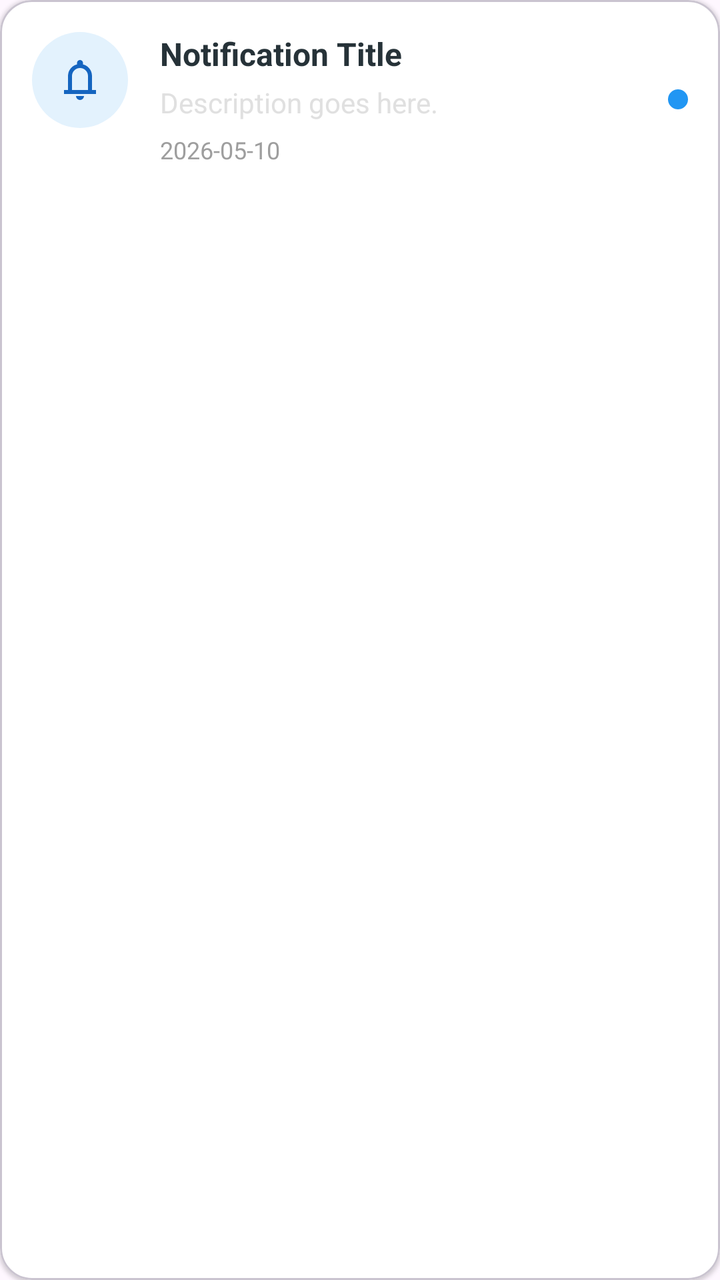
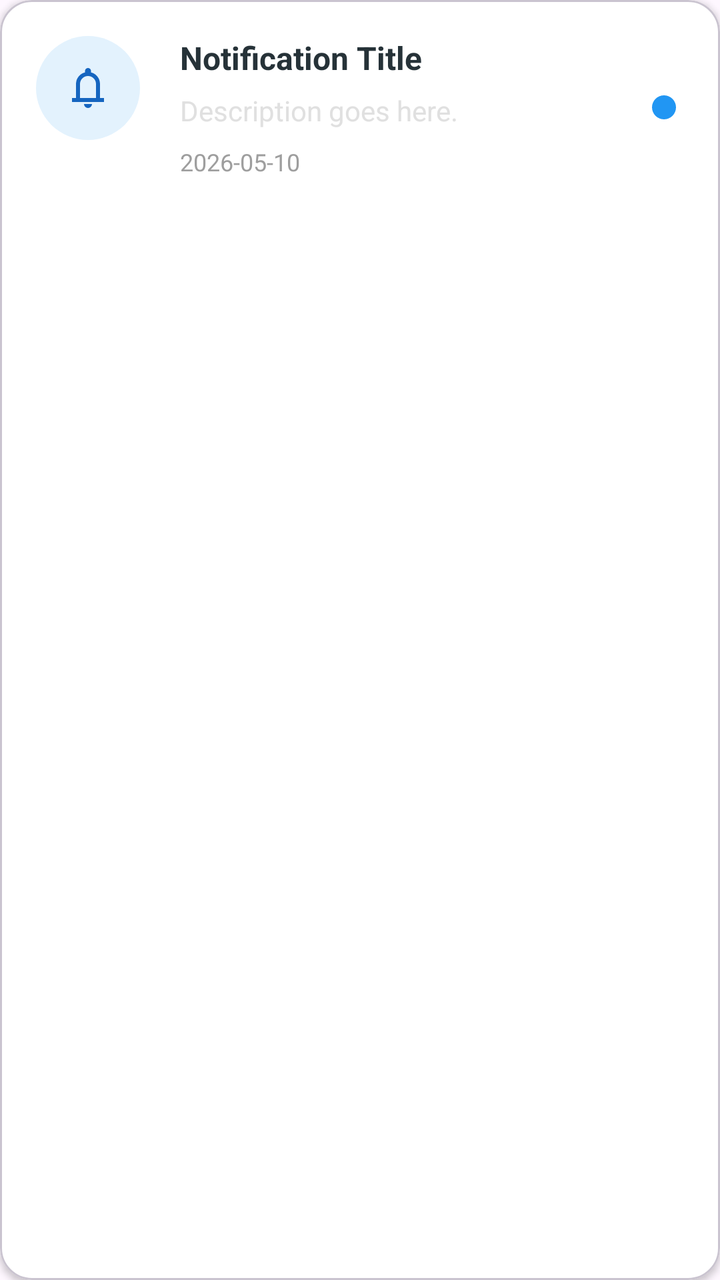

Before-and-after screenshots of an Android layout around one commit, followed by the original layout XML and the change that was made.
<!-- AndroidManifest.xml: application theme Theme.Mobicare -->
<!-- res/layout/item_notification_card.xml -->
<?xml version="1.0" encoding="utf-8"?>
<com.google.android.material.card.MaterialCardView xmlns:android="http://schemas.android.com/apk/res/android"
    xmlns:app="http://schemas.android.com/apk/res-auto"
    android:layout_width="match_parent"
    android:layout_height="wrap_content"
    android:layout_marginBottom="12dp"
    app:cardBackgroundColor="@android:color/white"
    app:cardCornerRadius="16dp"
    app:cardElevation="1dp">

    <androidx.constraintlayout.widget.ConstraintLayout
        android:layout_width="match_parent"
        android:layout_height="wrap_content"
        android:padding="16dp">

        <ImageView
            android:id="@+id/ivNotifIcon"
            android:layout_width="48dp"
            android:layout_height="48dp"
            android:background="@drawable/circle_light_blue"
            android:padding="12dp"
            android:src="@drawable/ic_notifications"
            app:layout_constraintStart_toStartOf="parent"
            app:layout_constraintTop_toTopOf="parent"
            app:tint="@color/trust_blue" />

        <LinearLayout
            android:layout_width="0dp"
            android:layout_height="wrap_content"
            android:layout_marginStart="16dp"
            android:layout_marginEnd="8dp"
            android:orientation="vertical"
            app:layout_constraintEnd_toStartOf="@+id/ivUnreadDot"
            app:layout_constraintStart_toEndOf="@+id/ivNotifIcon"
            app:layout_constraintTop_toTopOf="parent">

            <TextView
                android:id="@+id/tvNotifTitle"
                android:layout_width="wrap_content"
                android:layout_height="wrap_content"
                android:text="Notification Title"
                android:textColor="@color/slate_navy"
                android:textSize="16sp"
                android:textStyle="bold" />

            <TextView
                android:id="@+id/tvNotifDesc"
                android:layout_width="wrap_content"
                android:layout_height="wrap_content"
                android:layout_marginTop="4dp"
                android:text="Description goes here."
                android:textColor="@color/cool_grey"
                android:textSize="14sp" />

            <TextView
                android:id="@+id/tvNotifDate"
                android:layout_width="wrap_content"
                android:layout_height="wrap_content"
                android:layout_marginTop="6dp"
                android:text="2026-05-10"
                android:textColor="#9E9E9E"
                android:textSize="12sp" />
        </LinearLayout>

        <View
            android:id="@+id/ivUnreadDot"
            android:layout_width="10dp"
            android:layout_height="10dp"
            android:background="@drawable/badge_blue_light"
            android:backgroundTint="#2196F3"
            app:layout_constraintBottom_toBottomOf="parent"
            app:layout_constraintEnd_toEndOf="parent"
            app:layout_constraintTop_toTopOf="parent" />

    </androidx.constraintlayout.widget.ConstraintLayout>
</com.google.android.material.card.MaterialCardView>
<!-- resources referenced by this layout -->
<resources>
  <color name="cool_grey">#E0E0E0</color>
  <color name="slate_navy">#263238</color>
  <color name="trust_blue">#1565C0</color>
  <!-- drawable badge_blue_light (drawable) -->
  <?xml version="1.0" encoding="utf-8"?>
  <shape xmlns:android="http://schemas.android.com/apk/res/android">
      <solid android:color="#E3F2FD"/> <corners android:radius="8dp"/>  </shape>
  <!-- drawable circle_light_blue (drawable) -->
  <?xml version="1.0" encoding="utf-8"?>
  <shape xmlns:android="http://schemas.android.com/apk/res/android"
      android:shape="oval">
      <solid android:color="#E3F2FD" />
  </shape>
  <!-- drawable ic_notifications (drawable) -->
  <vector xmlns:android="http://schemas.android.com/apk/res/android" android:height="24dp" android:tint="#000000" android:viewportHeight="960" android:viewportWidth="960" android:width="24dp">
        
      <path android:fillColor="@android:color/white" android:pathData="M160,760L160,680L240,680L240,400Q240,317 290,252.5Q340,188 420,168L420,140Q420,115 437.5,97.5Q455,80 480,80Q505,80 522.5,97.5Q540,115 540,140L540,168Q620,188 670,252.5Q720,317 720,400L720,680L800,680L800,760L160,760ZM480,460L480,460L480,460L480,460Q480,460 480,460Q480,460 480,460Q480,460 480,460Q480,460 480,460ZM480,880Q447,880 423.5,856.5Q400,833 400,800L560,800Q560,833 536.5,856.5Q513,880 480,880ZM320,680L640,680L640,400Q640,334 593,287Q546,240 480,240Q414,240 367,287Q320,334 320,400L320,680Z"/>
      
  </vector>
  <style name="Theme.Mobicare" parent="Base.Theme.Mobicare" />
  <style name="Base.Theme.Mobicare" parent="Theme.Material3.DayNight.NoActionBar">
          <item name="android:fontFamily">sans-serif</item>
          <item name="fontFamily">sans-serif</item>
          <item name="colorPrimary">@color/healing_green</item>
          <item name="colorOnPrimary">@color/pure_white</item>
          <item name="colorPrimaryContainer">@color/healing_green</item>
          <item name="colorOnPrimaryContainer">@color/pure_white</item>
          <item name="android:statusBarColor">#155A91</item>
      </style>
  <color name="healing_green">#388E3C</color>
  <color name="pure_white">#FFFFFF</color>
</resources>

<!-- the commit's change to res/layout/item_notification_card.xml (unified diff, before → after) -->
@@ -3,74 +3,62 @@
     xmlns:app="http://schemas.android.com/apk/res-auto"
     android:layout_width="match_parent"
     android:layout_height="wrap_content"
-    android:layout_marginBottom="12dp"
-    app:cardBackgroundColor="@android:color/white"
+    android:layout_marginBottom="16dp"  android:layout_marginHorizontal="4dp" app:cardBackgroundColor="@android:color/white"
     app:cardCornerRadius="16dp"
-    app:cardElevation="1dp">
+    app:cardElevation="2dp">           <androidx.constraintlayout.widget.ConstraintLayout
+    android:layout_width="match_parent"
+    android:layout_height="wrap_content"
+    android:padding="18dp">         <ImageView
+    android:id="@+id/ivNotifIcon"
+    android:layout_width="52dp"  android:layout_height="52dp"
+    android:background="@drawable/circle_light_blue"
+    android:padding="14dp"       android:src="@drawable/ic_notifications"
+    app:layout_constraintStart_toStartOf="parent"
+    app:layout_constraintTop_toTopOf="parent"
+    app:tint="@color/trust_blue" />
 
-    <androidx.constraintlayout.widget.ConstraintLayout
-        android:layout_width="match_parent"
+    <LinearLayout
+        android:layout_width="0dp"
         android:layout_height="wrap_content"
-        android:padding="16dp">
+        android:layout_marginStart="20dp" android:layout_marginEnd="12dp"   android:orientation="vertical"
+        app:layout_constraintEnd_toStartOf="@+id/ivUnreadDot"
+        app:layout_constraintStart_toEndOf="@+id/ivNotifIcon"
+        app:layout_constraintTop_toTopOf="parent">
 
-        <ImageView
-            android:id="@+id/ivNotifIcon"
-            android:layout_width="48dp"
-            android:layout_height="48dp"
-            android:background="@drawable/circle_light_blue"
-            android:padding="12dp"
-            android:src="@drawable/ic_notifications"
-            app:layout_constraintStart_toStartOf="parent"
-            app:layout_constraintTop_toTopOf="parent"
-            app:tint="@color/trust_blue" />
+        <TextView
+            android:id="@+id/tvNotifTitle"
+            android:layout_width="wrap_content"
+            android:layout_height="wrap_content"
+            android:text="Notification Title"
+            android:textColor="@color/slate_navy"
+            android:textSize="16sp"
+            android:textStyle="bold" />
 
-        <LinearLayout
-            android:layout_width="0dp"
+        <TextView
+            android:id="@+id/tvNotifDesc"
+            android:layout_width="wrap_content"
             android:layout_height="wrap_content"
-            android:layout_marginStart="16dp"
-            android:layout_marginEnd="8dp"
-            android:orientation="vertical"
-            app:layout_constraintEnd_toStartOf="@+id/ivUnreadDot"
-            app:layout_constraintStart_toEndOf="@+id/ivNotifIcon"
-            app:layout_constraintTop_toTopOf="parent">
+            android:layout_marginTop="6dp" android:text="Description goes here."
+            android:textColor="@color/cool_grey"
+            android:textSize="14sp" />
 
-            <TextView
-                android:id="@+id/tvNotifTitle"
-                android:layout_width="wrap_content"
-                android:layout_height="wrap_content"
-                android:text="Notification Title"
-                android:textColor="@color/slate_navy"
-                android:textSize="16sp"
-                android:textStyle="bold" />
+        <TextView
+            android:id="@+id/tvNotifDate"
+            android:layout_width="wrap_content"
+            android:layout_height="wrap_content"
+            android:layout_marginTop="8dp" android:text="2026-05-10"
+            android:textColor="#9E9E9E"
+            android:textSize="12sp" />
+    </LinearLayout>
 
-            <TextView
-                android:id="@+id/tvNotifDesc"
-                android:layout_width="wrap_content"
-                android:layout_height="wrap_content"
-                android:layout_marginTop="4dp"
-                android:text="Description goes here."
-                android:textColor="@color/cool_grey"
-                android:textSize="14sp" />
+    <View
+        android:id="@+id/ivUnreadDot"
+        android:layout_width="12dp"  android:layout_height="12dp"
+        android:layout_marginEnd="4dp" android:background="@drawable/badge_blue_light"
+        android:backgroundTint="#2196F3"
+        app:layout_constraintBottom_toBottomOf="parent"
+        app:layout_constraintEnd_toEndOf="parent"
+        app:layout_constraintTop_toTopOf="parent" />
 
-            <TextView
-                android:id="@+id/tvNotifDate"
-                android:layout_width="wrap_content"
-                android:layout_height="wrap_content"
-                android:layout_marginTop="6dp"
-                android:text="2026-05-10"
-                android:textColor="#9E9E9E"
-                android:textSize="12sp" />
-        </LinearLayout>
-
-        <View
-            android:id="@+id/ivUnreadDot"
-            android:layout_width="10dp"
-            android:layout_height="10dp"
-            android:background="@drawable/badge_blue_light"
-            android:backgroundTint="#2196F3"
-            app:layout_constraintBottom_toBottomOf="parent"
-            app:layout_constraintEnd_toEndOf="parent"
-            app:layout_constraintTop_toTopOf="parent" />
-
-    </androidx.constraintlayout.widget.ConstraintLayout>
+</androidx.constraintlayout.widget.ConstraintLayout>
 </com.google.android.material.card.MaterialCardView>
